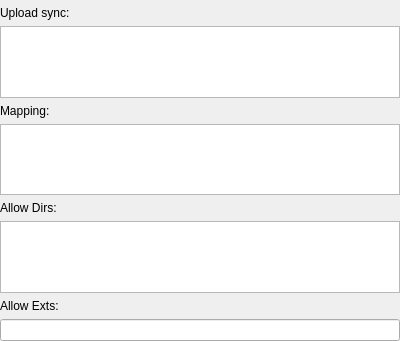
The window that addon/COS/cos_form_dir_setting.ui (fengzhu2007/anycode) describes before a commit, drawn with Qt 5.
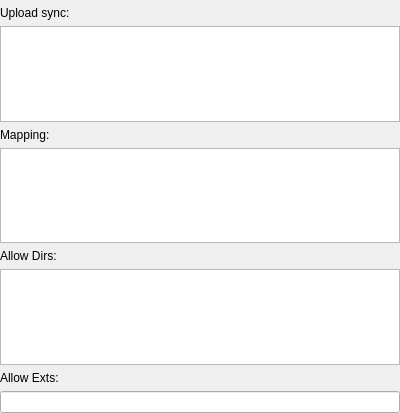
The same window after the commit. Custom widgets are drawn as their Qt base class.

Commit message: 优化编译步骤

What changed in the file:
```diff
--- a/addon/COS/cos_form_dir_setting.ui
+++ b/addon/COS/cos_form_dir_setting.ui
@@ -7,7 +7,7 @@
     <x>0</x>
     <y>0</y>
     <width>400</width>
-    <height>341</height>
+    <height>413</height>
    </rect>
   </property>
   <property name="windowTitle">
```
The commit also changes 1 other file.
